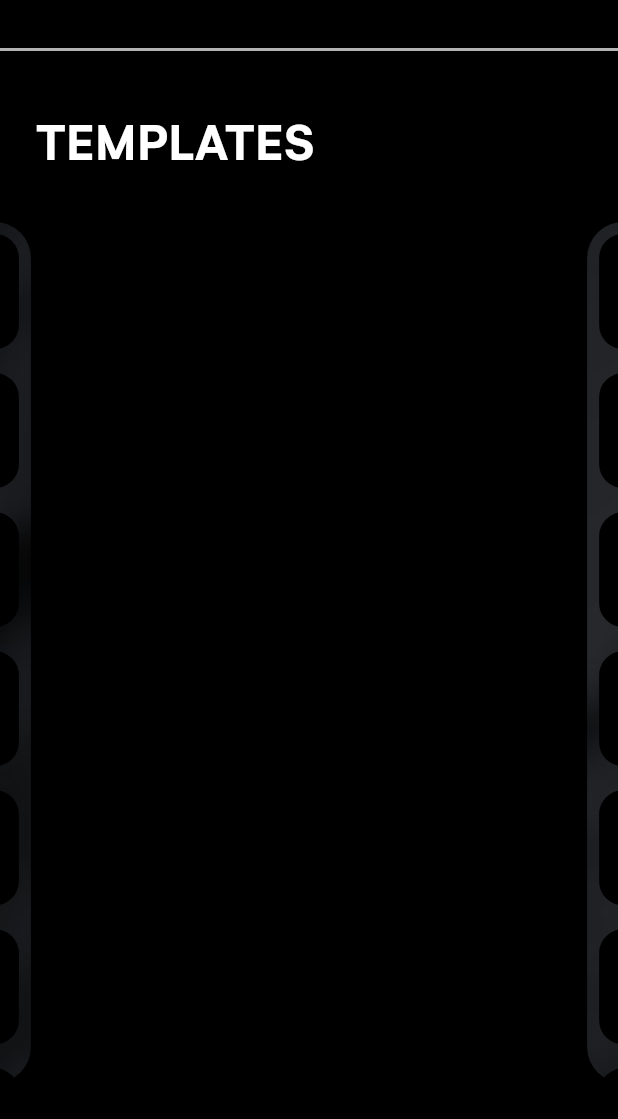
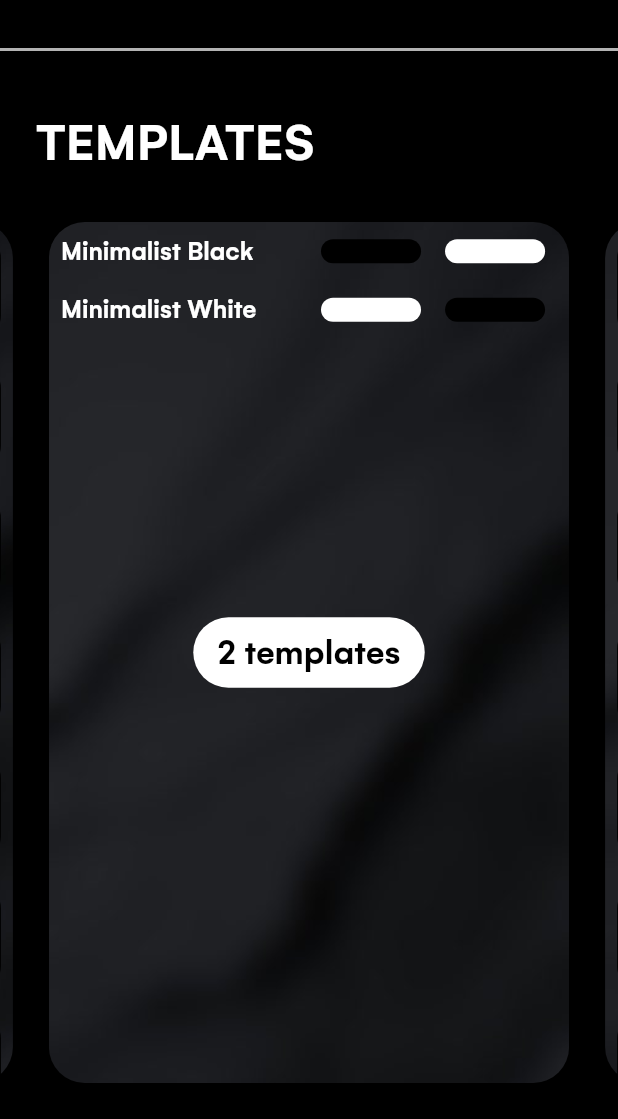
Before and after one commit to oddlyspaced/Flutter-IconMaker, a Flutter app: the screen it shows after launch, swiped to page 2, on a phone screen of 412 x 824 dp, the part 117-1236 px from its top. Run offline on Flutter 3.47's test engine with Material 2 defaults, Android fonts, the light colour scheme and no system bars; our stand-ins replace flutter_colorpicker, flutter_svg, image_gallery_saver, page_transition.

Commit message:
PagerScreen: Setup functional TemplatePreview widget

```diff
--- a/lib/pager.dart
+++ b/lib/pager.dart
@@ -102,6 +102,8 @@ class _PagerState extends State<PagerWidget> {
                   itemBuilder: (context, position) {
                     return Padding(
                       padding: const EdgeInsets.only(
+                        left: 12,
+                        right: 12,
                         bottom: 24,
                       ),
                       child: previews[position],
@@ -184,8 +186,120 @@ class ListPreview extends StatelessWidget {
 }
 
 class TemplatePreview extends StatelessWidget {
+
+  final List<TemplateItem> templates = [
+    TemplateItem("Minimalist Black", Colors.black, Colors.white),
+    TemplateItem("Minimalist White", Colors.white, Colors.black),
+  ];
+
   @override
   Widget build(BuildContext context) {
-    return Container();
+    return Stack(
+      alignment: Alignment.center,
+      children: [
+        Container(
+          decoration: BoxDecoration(
+            borderRadius: BorderRadius.all(
+              Radius.circular(24),
+            ),
+            image: DecorationImage(
+              image: AssetImage("assets/wall.jpeg"),
+              fit: BoxFit.cover,
+            ),
+          ),
+          child: ListView.builder(
+            physics: NeverScrollableScrollPhysics(),
+            itemCount: templates.length,
+            itemBuilder: (context, position) {
+              return Padding(
+                padding: const EdgeInsets.all(8.0),
+                child: Container(
+                  width: double.infinity,
+                  child: Column(
+                    crossAxisAlignment: CrossAxisAlignment.start,
+                    children: [
+                      Row(
+                        children: [
+                          Expanded(
+                            flex: 2,
+                            child: Text(
+                              templates[position].title,
+                              style: ThemeConstants.subheading,
+                            ),
+                          ),
+                          Expanded(
+                            flex: 1,
+                            child: Padding(
+                              padding: const EdgeInsets.only(
+                                left: 8,
+                                right: 8,
+                              ),
+                              child: Container(
+                                decoration: BoxDecoration(
+                                  color: templates[position].backgroundColor,
+                                  borderRadius: BorderRadius.all(
+                                    Radius.circular(8),
+                                  ),
+                                ),
+                                height: 16,
+                              ),
+                            ),
+                          ),
+                          Expanded(
+                            flex: 1,
+                            child: Padding(
+                              padding: const EdgeInsets.only(
+                                left: 8,
+                                right: 8,
+                              ),
+                              child: Container(
+                                height: 16,
+                                decoration: BoxDecoration(
+                                  color: templates[position].foregroundColor,
+                                  borderRadius: BorderRadius.all(
+                                    Radius.circular(8),
+                                  ),
+                                ),
+                              ),
+                            ),
+                          ),
+                        ],
+                      ),
+                    ],
+                  ),
+                ),
+              );
+            },
+          ),
+        ),
+        Container(
+          decoration: BoxDecoration(
+            color: Colors.white,
+            borderRadius: BorderRadius.all(
+              Radius.circular(24),
+            ),
+          ),
+          child: Padding(
+            padding: const EdgeInsets.fromLTRB(
+              16,
+              8,
+              16,
+              8,
+            ),
+            child: Text(
+              templates.length.toString() + " templates",
+              style: ThemeConstants.title.copyWith(color: Colors.black),
+            ),
+          ),
+        ),
+      ],
+    );
   }
 }
+
+class TemplateItem {
+  TemplateItem(this.title, this.backgroundColor, this.foregroundColor);
+
+  final String title;
+  final Color backgroundColor, foregroundColor;
+}
```
